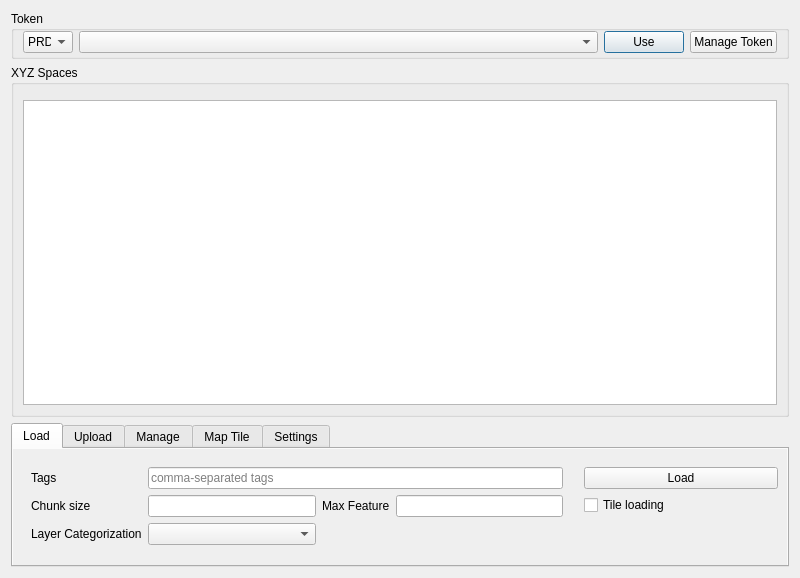
heremaps/xyz-qgis-plugin, file XYZHubConnector/gui/ui/tab_dialog.ui: the form before one commit.
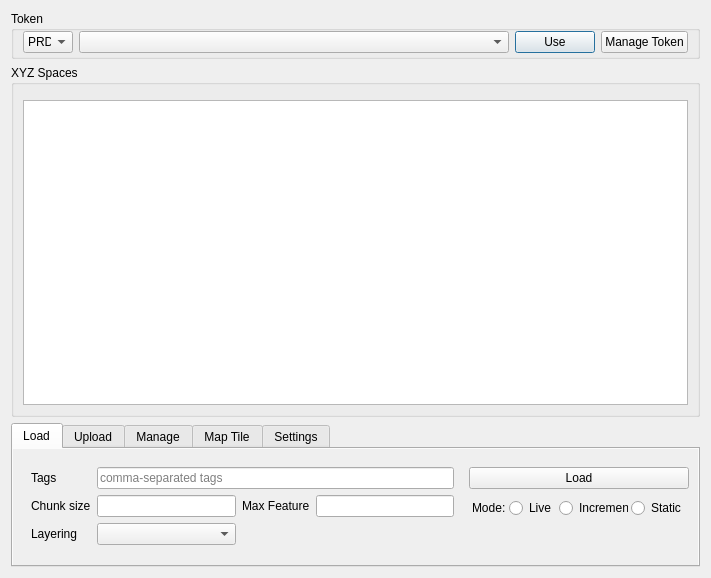
The form after the commit. Custom widgets are drawn as their Qt base class.

```diff
--- a/XYZHubConnector/gui/ui/tab_dialog.ui
+++ b/XYZHubConnector/gui/ui/tab_dialog.ui
@@ -6,7 +6,7 @@
    <rect>
     <x>0</x>
     <y>0</y>
-    <width>800</width>
+    <width>711</width>
     <height>578</height>
    </rect>
   </property>
@@ -292,7 +292,7 @@
              </sizepolicy>
             </property>
             <property name="text">
-             <string>Layer Categorization</string>
+             <string>Layering</string>
             </property>
            </widget>
           </item>
@@ -323,7 +323,7 @@
         <widget class="QWidget" name="widget_4" native="true">
          <property name="maximumSize">
           <size>
-           <width>200</width>
+           <width>220</width>
            <height>16777215</height>
           </size>
          </property>
@@ -334,25 +334,73 @@
           <property name="rightMargin">
            <number>0</number>
           </property>
-          <item row="0" column="1">
+          <item row="0" column="0" colspan="2">
            <widget class="QPushButton" name="btn_load">
             <property name="text">
              <string>Load</string>
             </property>
            </widget>
           </item>
-          <item row="1" column="1">
-           <widget class="QCheckBox" name="checkBox_tile">
+          <item row="1" column="0" colspan="2">
+           <widget class="QFrame" name="frame_2">
+            <layout class="QHBoxLayout" name="horizontalLayout_8">
+             <property name="spacing">
+              <number>3</number>
+             </property>
+             <property name="leftMargin">
+              <number>3</number>
+             </property>
+             <property name="topMargin">
+              <number>3</number>
+             </property>
+             <property name="rightMargin">
+              <number>3</number>
+             </property>
+             <property name="bottomMargin">
+              <number>3</number>
+             </property>
+             <item>
+              <widget class="QLabel" name="label_10">
+               <property name="text">
+                <string>Mode:</string>
+               </property>
+              </widget>
+             </item>
+             <item>
+              <widget class="QRadioButton" name="radioButton_loading_live">
+               <property name="layoutDirection">
+                <enum>Qt::LeftToRight</enum>
+               </property>
+               <property name="text">
+                <string>Live</string>
+               </property>
+              </widget>
+             </item>
+             <item>
+              <widget class="QRadioButton" name="radioButton_loading_tile">
+               <property name="layoutDirection">
+                <enum>Qt::LeftToRight</enum>
+               </property>
+               <property name="text">
+                <string>Incremental</string>
+               </property>
+              </widget>
+             </item>
+             <item>
+              <widget class="QRadioButton" name="radioButton_loading_single">
             <property name="layoutDirection">
              <enum>Qt::LeftToRight</enum>
             </property>
             <property name="text">
-             <string>Tile loading</string>
+                <string>Static</string>
             </property>
            </widget>
           </item>
          </layout>
         </widget>
+       </item>
+      </layout>
+     </widget>
        </item>
       </layout>
      </widget>
```
Left out of the diff: 13 changed lines with no effect on the pictures.
